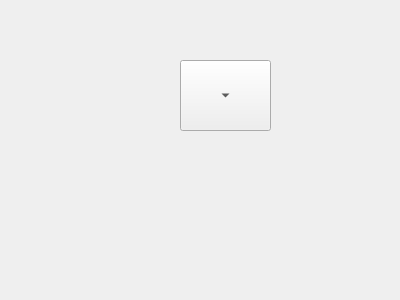
zjj0701/py-qt, file ui/toolbutton.ui: the form before one commit.
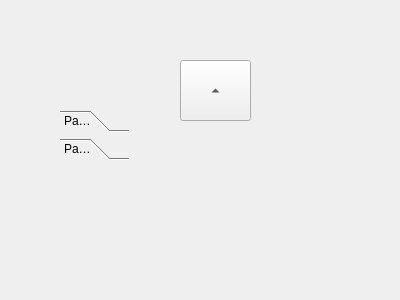
The form after the commit. Icons and pictures are not drawn.

Diff of the .ui file:
```diff
--- a/ui/toolbutton.ui
+++ b/ui/toolbutton.ui
@@ -18,12 +18,12 @@
     <rect>
      <x>180</x>
      <y>60</y>
-     <width>91</width>
-     <height>71</height>
+     <width>71</width>
+     <height>61</height>
     </rect>
    </property>
    <property name="text">
-    <string>ceshi</string>
+    <string>                               ceshi</string>
    </property>
    <property name="icon">
     <iconset theme="edit-clear"/>
@@ -32,9 +32,48 @@
     <enum>QToolButton::InstantPopup</enum>
    </property>
    <property name="arrowType">
-    <enum>Qt::DownArrow</enum>
+    <enum>Qt::UpArrow</enum>
    </property>
   </widget>
+  <widget class="QToolBox" name="toolBox">
+   <property name="geometry">
+    <rect>
+     <x>60</x>
+     <y>110</y>
+     <width>69</width>
+     <height>129</height>
+    </rect>
+   </property>
+   <property name="currentIndex">
+    <number>1</number>
+   </property>
+   <widget class="QWidget" name="page">
+    <property name="geometry">
+     <rect>
+      <x>0</x>
+      <y>0</y>
+      <width>69</width>
+      <height>69</height>
+     </rect>
+    </property>
+    <attribute name="label">
+     <string>Page 1</string>
+    </attribute>
+   </widget>
+   <widget class="QWidget" name="page_2">
+    <property name="geometry">
+     <rect>
+      <x>0</x>
+      <y>0</y>
+      <width>69</width>
+      <height>69</height>
+     </rect>
+    </property>
+    <attribute name="label">
+     <string>Page 2</string>
+    </attribute>
+   </widget>
+  </widget>
  </widget>
  <resources/>
  <connections/>
```
